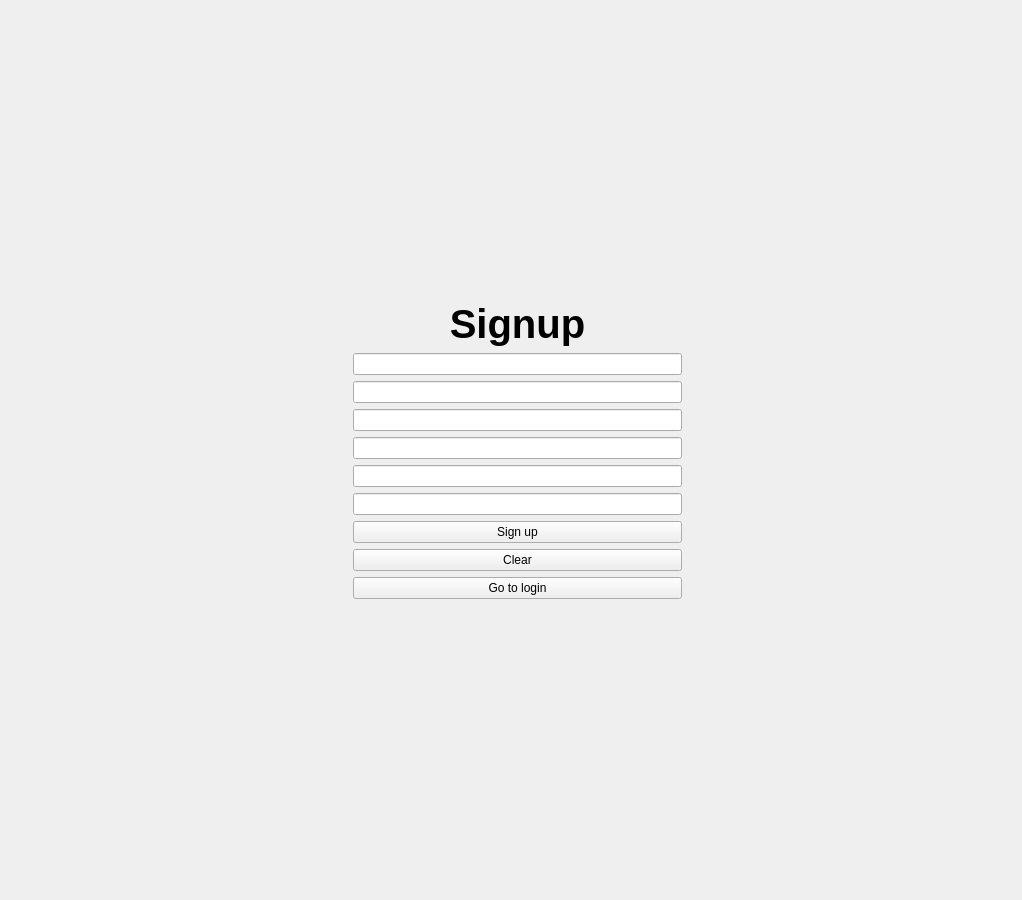
Before: the Qt Designer form src/client_new/ui/signup_form.ui in franco-ruggeri/write-together, drawn with Qt 5.
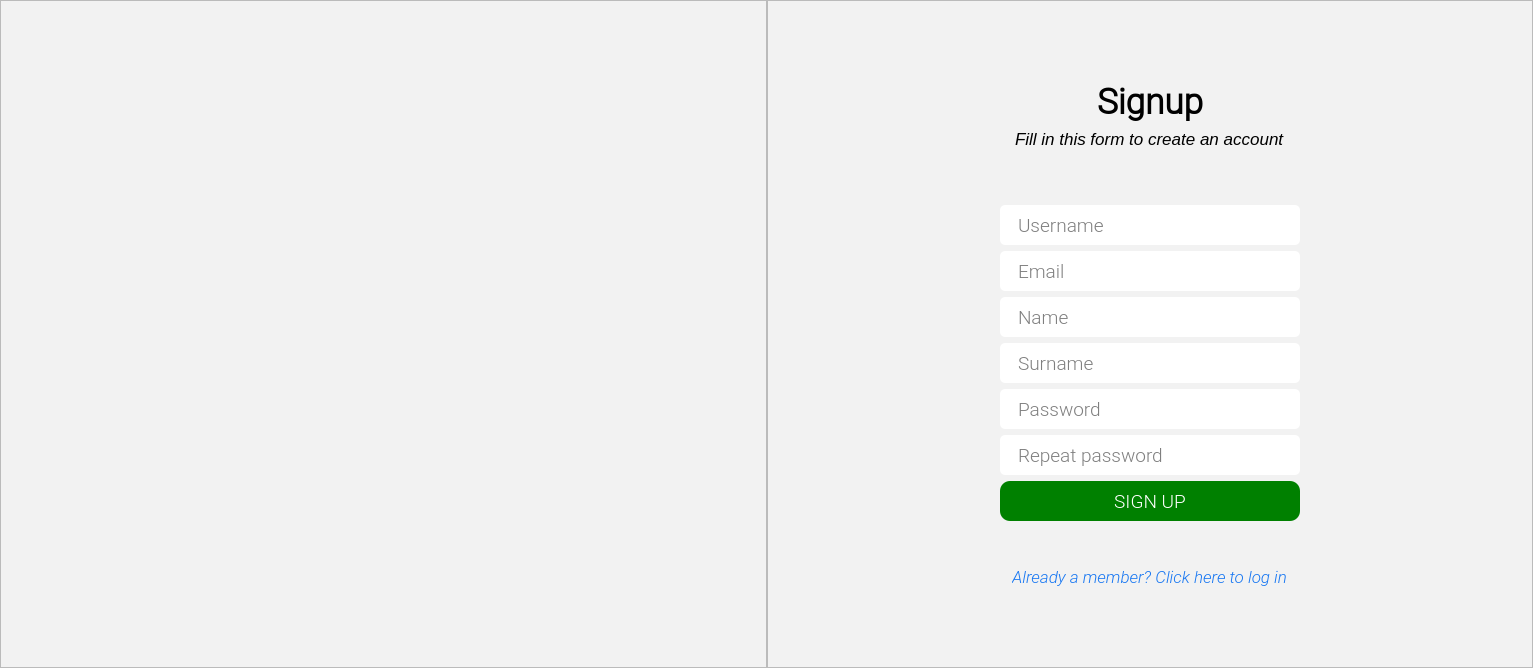
After: the same form once the commit is applied. Icons and pictures are not drawn.

Commit message: integrate and refactor: UI of forms

Patch:
```diff
--- a/src/client_new/ui/signup_form.ui
+++ b/src/client_new/ui/signup_form.ui
@@ -2,160 +2,549 @@
 <ui version="4.0">
  <class>SignupForm</class>
  <widget class="QWidget" name="SignupForm">
-  <property name="enabled">
-   <bool>true</bool>
-  </property>
   <property name="geometry">
    <rect>
     <x>0</x>
     <y>0</y>
-    <width>1022</width>
-    <height>900</height>
+    <width>1533</width>
+    <height>668</height>
    </rect>
   </property>
+  <property name="sizePolicy">
+   <sizepolicy hsizetype="Preferred" vsizetype="Preferred">
+    <horstretch>0</horstretch>
+    <verstretch>0</verstretch>
+   </sizepolicy>
+  </property>
+  <property name="maximumSize">
+   <size>
+    <width>16777215</width>
+    <height>16777215</height>
+   </size>
+  </property>
   <property name="windowTitle">
    <string>Form</string>
   </property>
-  <layout class="QGridLayout" name="gridLayout">
-   <item row="0" column="2">
-    <spacer name="vertical_spacer">
-     <property name="orientation">
-      <enum>Qt::Vertical</enum>
+  <property name="styleSheet">
+   <string notr="true">* {
+	font-family: &quot;Roboto Light&quot;;
+	font-size: 14pt;
+    font-weight: 500;
+}
+
+QFrame {
+	background-color: #f2f2f2;
+}
+
+QLine {
+	color: grey;
+}
+
+QLineEdit {
+	background-color: white;
+	padding: 5px 16px 5px;
+	height: 34;
+    border-radius: 5px;
+}
+
+QLineEdit:focus {
+	border: 2px solid #1877f2;
+}
+
+QPushButton#signup {
+	border-radius: 10px;
+	background-color: green;
+	color: white;
+}
+
+QPushButton#go_to_login {
+	color: #1877f2;
+	border: none;
+	font-style: italic;
+	font-weight: 200;
+	font-size: 13pt;
+}
+
+QPushButton#go_to_login:hover {
+	text-decoration: underline;
+}
+
+QLabel#instructions {
+	font-style: italic;
+	font-weight: 200;
+	font-size: 13pt;
+}</string>
+  </property>
+  <layout class="QHBoxLayout" name="horizontalLayout">
+   <property name="spacing">
+    <number>0</number>
+   </property>
+   <property name="leftMargin">
+    <number>0</number>
+   </property>
+   <property name="topMargin">
+    <number>0</number>
+   </property>
+   <property name="rightMargin">
+    <number>0</number>
+   </property>
+   <property name="bottomMargin">
+    <number>0</number>
+   </property>
+   <item>
+    <widget class="QFrame" name="logo">
+     <property name="sizePolicy">
+      <sizepolicy hsizetype="Preferred" vsizetype="Preferred">
+       <horstretch>0</horstretch>
+       <verstretch>0</verstretch>
+      </sizepolicy>
      </property>
-     <property name="sizeHint" stdset="0">
-      <size>
-       <width>20</width>
-       <height>40</height>
-      </size>
+     <property name="frameShape">
+      <enum>QFrame::StyledPanel</enum>
      </property>
-    </spacer>
-   </item>
-   <item row="1" column="3">
-    <spacer name="horizontal_spacer_2">
-     <property name="orientation">
-      <enum>Qt::Horizontal</enum>
+     <property name="frameShadow">
+      <enum>QFrame::Raised</enum>
      </property>
-     <property name="sizeHint" stdset="0">
-      <size>
-       <width>40</width>
-       <height>20</height>
-      </size>
-     </property>
-    </spacer>
+     <layout class="QGridLayout" name="gridLayout">
+      <item row="0" column="0">
+       <widget class="QLabel" name="label_2">
+        <property name="maximumSize">
+         <size>
+          <width>960</width>
+          <height>640</height>
+         </size>
+        </property>
+        <property name="text">
+         <string/>
+        </property>
+        <property name="pixmap">
+         <pixmap resource="resource.qrc">:/images/app/logo.png</pixmap>
+        </property>
+        <property name="scaledContents">
+         <bool>true</bool>
+        </property>
+       </widget>
+      </item>
+     </layout>
+    </widget>
    </item>
-   <item row="1" column="2">
-    <layout class="QVBoxLayout" name="verticalLayout">
-     <item>
-      <widget class="QLabel" name="label">
-       <property name="font">
-        <font>
-         <pointsize>30</pointsize>
-         <weight>75</weight>
-         <bold>true</bold>
-        </font>
-       </property>
-       <property name="text">
-        <string>Signup</string>
-       </property>
-       <property name="alignment">
-        <set>Qt::AlignCenter</set>
-       </property>
-      </widget>
-     </item>
-     <item>
-      <widget class="QLineEdit" name="username"/>
-     </item>
-     <item>
-      <widget class="QLineEdit" name="email"/>
-     </item>
-     <item>
-      <widget class="QLineEdit" name="name"/>
-     </item>
-     <item>
-      <widget class="QLineEdit" name="surname"/>
-     </item>
-     <item>
-      <widget class="QLineEdit" name="password">
-       <property name="echoMode">
-        <enum>QLineEdit::Password</enum>
-       </property>
-      </widget>
-     </item>
-     <item>
-      <widget class="QLineEdit" name="password_confirm">
-       <property name="echoMode">
-        <enum>QLineEdit::Password</enum>
-       </property>
-      </widget>
-     </item>
-     <item>
-      <widget class="QPushButton" name="signup">
-       <property name="text">
-        <string>Sign up</string>
-       </property>
-       <property name="autoDefault">
-        <bool>false</bool>
-       </property>
-       <property name="default">
-        <bool>false</bool>
-       </property>
-      </widget>
-     </item>
-     <item>
-      <widget class="QPushButton" name="clear">
-       <property name="text">
-        <string>Clear</string>
-       </property>
-      </widget>
-     </item>
-     <item>
-      <widget class="QPushButton" name="go_to_login">
-       <property name="text">
-        <string>Go to login</string>
-       </property>
-      </widget>
-     </item>
-    </layout>
-   </item>
-   <item row="1" column="1">
-    <spacer name="horizontal_spacer">
-     <property name="orientation">
-      <enum>Qt::Horizontal</enum>
+   <item>
+    <widget class="QFrame" name="form">
+     <property name="sizePolicy">
+      <sizepolicy hsizetype="Preferred" vsizetype="Preferred">
+       <horstretch>0</horstretch>
+       <verstretch>0</verstretch>
+      </sizepolicy>
      </property>
-     <property name="sizeHint" stdset="0">
-      <size>
-       <width>40</width>
-       <height>20</height>
-      </size>
+     <property name="frameShape">
+      <enum>QFrame::StyledPanel</enum>
      </property>
-    </spacer>
-   </item>
-   <item row="1" column="0">
-    <widget class="QLabel" name="logo">
-     <property name="text">
-      <string/>
+     <property name="frameShadow">
+      <enum>QFrame::Raised</enum>
      </property>
-     <property name="pixmap">
-      <pixmap resource="resource.qrc">:/images/app/logo.png</pixmap>
-     </property>
-     <property name="alignment">
-      <set>Qt::AlignCenter</set>
-     </property>
+     <layout class="QVBoxLayout" name="verticalLayout">
+      <item>
+       <spacer name="verticalSpacer_2">
+        <property name="orientation">
+         <enum>Qt::Vertical</enum>
+        </property>
+        <property name="sizeHint" stdset="0">
+         <size>
+          <width>20</width>
+          <height>40</height>
+         </size>
+        </property>
+       </spacer>
+      </item>
+      <item>
+       <widget class="QLabel" name="label">
+        <property name="sizePolicy">
+         <sizepolicy hsizetype="Preferred" vsizetype="Preferred">
+          <horstretch>0</horstretch>
+          <verstretch>0</verstretch>
+         </sizepolicy>
+        </property>
+        <property name="font">
+         <font>
+          <family>Roboto Light</family>
+          <pointsize>14</pointsize>
+          <weight>62</weight>
+          <bold>true</bold>
+         </font>
+        </property>
+        <property name="styleSheet">
+         <string notr="true"/>
+        </property>
+        <property name="text">
+         <string>&lt;html&gt;&lt;head/&gt;&lt;body&gt;&lt;p align=&quot;center&quot;&gt;&lt;span style=&quot; font-size:26pt; font-weight:600;&quot;&gt;Signup&lt;/span&gt;&lt;/p&gt;&lt;/body&gt;&lt;/html&gt;</string>
+        </property>
+       </widget>
+      </item>
+      <item alignment="Qt::AlignHCenter">
+       <widget class="QLabel" name="instructions">
+        <property name="text">
+         <string>Fill in this form to create an account</string>
+        </property>
+       </widget>
+      </item>
+      <item>
+       <spacer name="verticalSpacer_3">
+        <property name="orientation">
+         <enum>Qt::Vertical</enum>
+        </property>
+        <property name="sizeType">
+         <enum>QSizePolicy::Fixed</enum>
+        </property>
+        <property name="sizeHint" stdset="0">
+         <size>
+          <width>20</width>
+          <height>50</height>
+         </size>
+        </property>
+       </spacer>
+      </item>
+      <item alignment="Qt::AlignHCenter">
+       <widget class="QLineEdit" name="username">
+        <property name="sizePolicy">
+         <sizepolicy hsizetype="Minimum" vsizetype="Fixed">
+          <horstretch>0</horstretch>
+          <verstretch>0</verstretch>
+         </sizepolicy>
+        </property>
+        <property name="minimumSize">
+         <size>
+          <width>300</width>
+          <height>40</height>
+         </size>
+        </property>
+        <property name="maximumSize">
+         <size>
+          <width>300</width>
+          <height>40</height>
+         </size>
+        </property>
+        <property name="font">
+         <font>
+          <family>Roboto Light</family>
+          <pointsize>14</pointsize>
+          <weight>62</weight>
+          <bold>true</bold>
+         </font>
+        </property>
+        <property name="styleSheet">
+         <string notr="true"/>
+        </property>
+        <property name="echoMode">
+         <enum>QLineEdit::Normal</enum>
+        </property>
+        <property name="placeholderText">
+         <string>Username</string>
+        </property>
+       </widget>
+      </item>
+      <item alignment="Qt::AlignHCenter">
+       <widget class="QLineEdit" name="email">
+        <property name="sizePolicy">
+         <sizepolicy hsizetype="Minimum" vsizetype="Fixed">
+          <horstretch>0</horstretch>
+          <verstretch>0</verstretch>
+         </sizepolicy>
+        </property>
+        <property name="minimumSize">
+         <size>
+          <width>300</width>
+          <height>40</height>
+         </size>
+        </property>
+        <property name="maximumSize">
+         <size>
+          <width>300</width>
+          <height>40</height>
+         </size>
+        </property>
+        <property name="font">
+         <font>
+          <family>Roboto Light</family>
+          <pointsize>14</pointsize>
+          <weight>62</weight>
+          <bold>true</bold>
+         </font>
+        </property>
+        <property name="styleSheet">
+         <string notr="true"/>
+        </property>
+        <property name="echoMode">
+         <enum>QLineEdit::Normal</enum>
+        </property>
+        <property name="placeholderText">
+         <string>Email</string>
+        </property>
+       </widget>
+      </item>
+      <item alignment="Qt::AlignHCenter">
+       <widget class="QLineEdit" name="name">
+        <property name="sizePolicy">
+         <sizepolicy hsizetype="Minimum" vsizetype="Fixed">
+          <horstretch>0</horstretch>
+          <verstretch>0</verstretch>
+         </sizepolicy>
+        </property>
+        <property name="minimumSize">
+         <size>
+          <width>300</width>
+          <height>40</height>
+         </size>
+        </property>
+        <property name="maximumSize">
+         <size>
+          <width>300</width>
+          <height>40</height>
+         </size>
+        </property>
+        <property name="font">
+         <font>
+          <family>Roboto Light</family>
+          <pointsize>14</pointsize>
+          <weight>62</weight>
+          <bold>true</bold>
+         </font>
+        </property>
+        <property name="styleSheet">
+         <string notr="true"/>
+        </property>
+        <property name="echoMode">
+         <enum>QLineEdit::Normal</enum>
+        </property>
+        <property name="placeholderText">
+         <string>Name</string>
+        </property>
+       </widget>
+      </item>
+      <item alignment="Qt::AlignHCenter">
+       <widget class="QLineEdit" name="surname">
+        <property name="sizePolicy">
+         <sizepolicy hsizetype="Minimum" vsizetype="Fixed">
+          <horstretch>0</horstretch>
+          <verstretch>0</verstretch>
+         </sizepolicy>
+        </property>
+        <property name="minimumSize">
+         <size>
+          <width>300</width>
+          <height>40</height>
+         </size>
+        </property>
+        <property name="maximumSize">
+         <size>
+          <width>300</width>
+          <height>40</height>
+         </size>
+        </property>
+        <property name="font">
+         <font>
+          <family>Roboto Light</family>
+          <pointsize>14</pointsize>
+          <weight>62</weight>
+          <bold>true</bold>
+         </font>
+        </property>
+        <property name="styleSheet">
+         <string notr="true"/>
+        </property>
+        <property name="echoMode">
+         <enum>QLineEdit::Normal</enum>
+        </property>
+        <property name="placeholderText">
+         <string>Surname</string>
+        </property>
+       </widget>
+      </item>
+      <item alignment="Qt::AlignHCenter">
+       <widget class="QLineEdit" name="password">
+        <property name="sizePolicy">
+         <sizepolicy hsizetype="Minimum" vsizetype="Fixed">
+          <horstretch>0</horstretch>
+          <verstretch>0</verstretch>
+         </sizepolicy>
+        </property>
+        <property name="minimumSize">
+         <size>
+          <width>300</width>
+          <height>40</height>
+         </size>
+        </property>
+        <property name="maximumSize">
+         <size>
+          <width>300</width>
+          <height>40</height>
+         </size>
+        </property>
+        <property name="font">
+         <font>
+          <family>Roboto Light</family>
+          <pointsize>14</pointsize>
+          <weight>62</weight>
+          <bold>true</bold>
+         </font>
+        </property>
+        <property name="styleSheet">
+         <string notr="true"/>
+        </property>
+        <property name="echoMode">
+         <enum>QLineEdit::Password</enum>
+        </property>
+        <property name="placeholderText">
+         <string>Password</string>
+        </property>
+       </widget>
+      </item>
+      <item alignment="Qt::AlignHCenter">
+       <widget class="QLineEdit" name="repeat_password">
+        <property name="sizePolicy">
+         <sizepolicy hsizetype="Minimum" vsizetype="Fixed">
+          <horstretch>0</horstretch>
+          <verstretch>0</verstretch>
+         </sizepolicy>
+        </property>
+        <property name="minimumSize">
+         <size>
+          <width>300</width>
+          <height>40</height>
+         </size>
+        </property>
+        <property name="maximumSize">
+         <size>
+          <width>300</width>
+          <height>40</height>
+         </size>
+        </property>
+        <property name="font">
+         <font>
+          <family>Roboto Light</family>
+          <pointsize>14</pointsize>
+          <weight>62</weight>
+          <bold>true</bold>
+         </font>
+        </property>
+        <property name="styleSheet">
+         <string notr="true"/>
+        </property>
+        <property name="text">
+         <string/>
+        </property>
+        <property name="echoMode">
+         <enum>QLineEdit::Password</enum>
+        </property>
+        <property name="placeholderText">
+         <string>Repeat password</string>
+        </property>
+       </widget>
+      </item>
+      <item alignment="Qt::AlignHCenter">
+       <widget class="QPushButton" name="signup">
+        <property name="minimumSize">
+         <size>
+          <width>300</width>
+          <height>40</height>
+         </size>
+        </property>
+        <property name="maximumSize">
+         <size>
+          <width>300</width>
+          <height>40</height>
+         </size>
+        </property>
+        <property name="font">
+         <font>
+          <family>Roboto Light</family>
+          <pointsize>14</pointsize>
+          <weight>62</weight>
+          <bold>true</bold>
+         </font>
+        </property>
+        <property name="cursor">
+         <cursorShape>PointingHandCursor</cursorShape>
+        </property>
+        <property name="styleSheet">
+         <string notr="true"/>
+        </property>
+        <property name="text">
+         <string>SIGN UP</string>
+        </property>
+        <property name="autoDefault">
+         <bool>true</bool>
+        </property>
+        <property name="default">
+         <bool>true</bool>
+        </property>
+       </widget>
+      </item>
+      <item>
+       <spacer name="verticalSpacer_4">
+        <property name="orientation">
+         <enum>Qt::Vertical</enum>
+        </property>
+        <property name="sizeType">
+         <enum>QSizePolicy::Fixed</enum>
+        </property>
+        <property name="sizeHint" stdset="0">
+         <size>
+          <width>20</width>
+          <height>40</height>
+         </size>
+        </property>
+       </spacer>
+      </item>
+      <item alignment="Qt::AlignHCenter">
+       <widget class="QPushButton" name="go_to_login">
+        <property name="sizePolicy">
+         <sizepolicy hsizetype="Maximum" vsizetype="Preferred">
+          <horstretch>0</horstretch>
+          <verstretch>0</verstretch>
+         </sizepolicy>
+        </property>
+        <property name="minimumSize">
+         <size>
+          <width>0</width>
+          <height>0</height>
+         </size>
+        </property>
+        <property name="font">
+         <font>
+          <family>Roboto Light</family>
+          <pointsize>13</pointsize>
+          <weight>25</weight>
+          <italic>true</italic>
+          <bold>false</bold>
+         </font>
+        </property>
+        <property name="cursor">
+         <cursorShape>PointingHandCursor</cursorShape>
+        </property>
+        <property name="styleSheet">
+         <string notr="true"/>
+        </property>
+        <property name="text">
+         <string>Already a member? Click here to log in</string>
+        </property>
+       </widget>
+      </item>
+      <item>
+       <spacer name="verticalSpacer">
+        <property name="orientation">
+         <enum>Qt::Vertical</enum>
+        </property>
+        <property name="sizeHint" stdset="0">
+         <size>
+          <width>20</width>
+          <height>40</height>
+         </size>
+        </property>
+       </spacer>
+      </item>
+     </layout>
     </widget>
    </item>
-   <item row="2" column="2">
-    <spacer name="vertical_spacer_2">
-     <property name="orientation">
-      <enum>Qt::Vertical</enum>
-     </property>
-     <property name="sizeHint" stdset="0">
-      <size>
-       <width>20</width>
-       <height>40</height>
-      </size>
-     </property>
-    </spacer>
-   </item>
   </layout>
  </widget>
  <resources>
```
Left out of the diff: 126 changed lines with no effect on the pictures. The commit also changes 8 other files.
